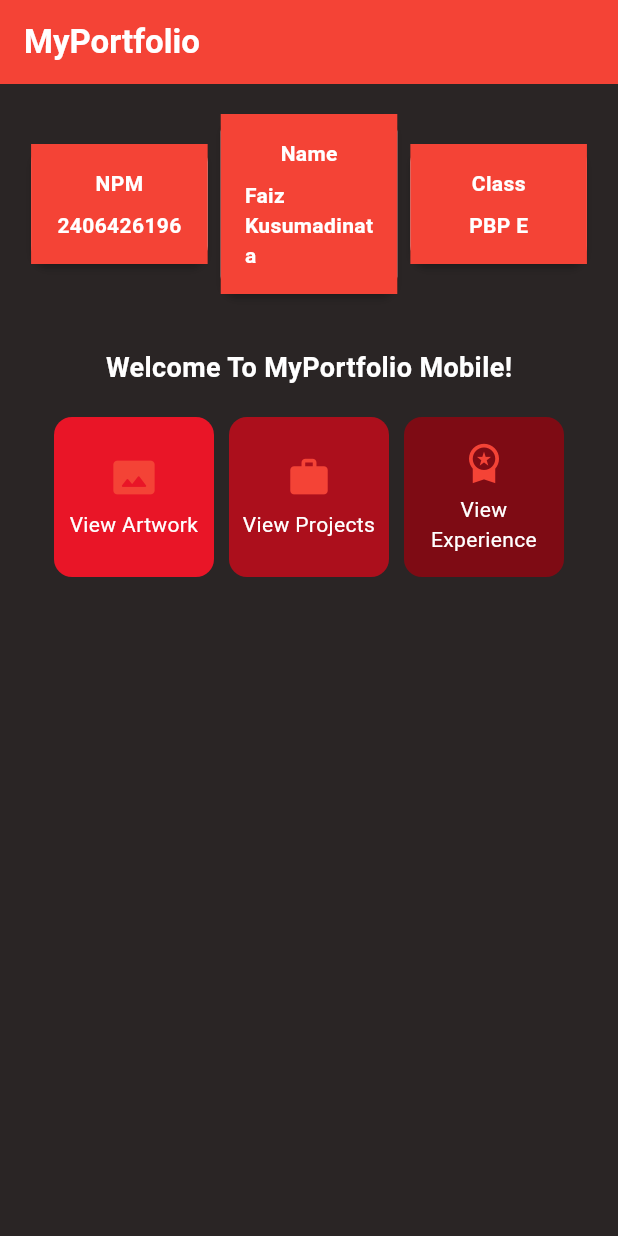
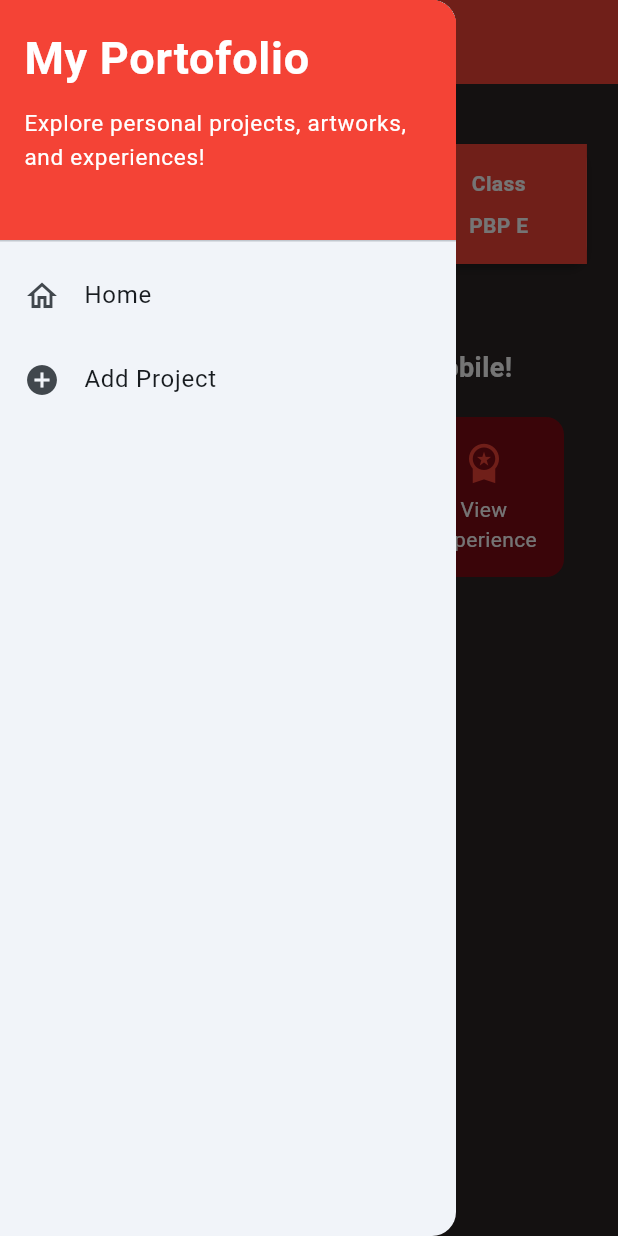
Before and after one commit to FaizKusumadinata/myportofolio_mobile, a Flutter app: the screen it shows after launch, with the side drawer open (before the commit the screen has no drawer), on a phone screen of 412 x 824 dp. Run offline on Flutter 3.47's test engine with Material 3 defaults, Android fonts, the phone set to English and light mode, and no system bars.

Commit message:
Tutorial 9

```diff
--- a/lib/main.dart
+++ b/lib/main.dart
@@ -1,5 +1,5 @@
 import 'package:flutter/material.dart';
-import 'package:myportofolio_mobile/menu.dart';
+import 'package:myportofolio_mobile/screens/menu.dart';
 
 void main() {
   runApp(const MyApp());
--- a/lib/menu.dart
+++ b/lib/screens/menu.dart
@@ -1,4 +1,6 @@
 import 'package:flutter/material.dart';
+import 'package:myportofolio_mobile/widgets/left_drawer.dart';
+import 'package:myportofolio_mobile/widgets/project_card.dart';
 
 class MyHomePage extends StatelessWidget {
   MyHomePage({super.key});
@@ -28,6 +30,7 @@ class MyHomePage extends StatelessWidget {
         ),
         backgroundColor: Colors.red,
       ),
+      drawer: const LeftDrawer(),
       // Body halaman utama dengan padding di sekelilingnya.
       body: Padding(
         padding: const EdgeInsets.all(16.0),
@@ -125,50 +128,3 @@ class ItemHomepage {
 
   ItemHomepage(this.name, this.icon, this.color);
 }
-
-class ItemCard extends StatelessWidget {
-  final ItemHomepage item;
-
-  const ItemCard(this.item, {super.key});
-
-  @override
-  Widget build(BuildContext context) {
-    return Material(
-      // Menggunakan warna sekunder dari skema tema aplikasi.
-      color: item.color,
-      borderRadius: BorderRadius.circular(12),
-      child: InkWell(
-        // Aksi ketika kartu ditekan oleh pengguna.
-        onTap: () {
-          // Menampilkan SnackBar dengan pesan interaktif.
-          ScaffoldMessenger.of(context)
-            ..hideCurrentSnackBar()
-            ..showSnackBar(
-              SnackBar(content: Text("Kamu telah menekan tombol ${item.name}!"))
-            );
-        },
-        child: Container(
-          padding: const EdgeInsets.all(8),
-          child: Center(
-            child: Column(
-              mainAxisAlignment: MainAxisAlignment.center,
-              children: [
-                Icon(
-                  item.icon,
-                  color: Colors.red,
-                  size: 30.0,
-                ),
-                const Padding(padding: EdgeInsets.all(3)),
-                Text(
-                  item.name,
-                  textAlign: TextAlign.center,
-                  style: const TextStyle(color: Colors.white),
-                ),
-              ],
-            ),
-          ),
-        ),
-      ),
-    );
-  }
-}
--- /dev/null
+++ b/lib/widgets/left_drawer.dart
@@ -0,0 +1,42 @@
+import 'package:flutter/material.dart';
+import 'package:myportofolio_mobile/screens/menu.dart';
+import 'package:myportofolio_mobile/screens/project_form.dart';
+
+class LeftDrawer extends StatelessWidget{
+  const LeftDrawer({super.key});
+
+  @override
+  Widget build(BuildContext context){
+    return Drawer(
+      child: ListView(
+        children: [
+          const DrawerHeader(
+            decoration: BoxDecoration(color:Colors.red),
+            child: Column(
+              crossAxisAlignment: CrossAxisAlignment.start,
+              children: [Text('My Portofolio', style: TextStyle(fontSize: 30, fontWeight: FontWeight.bold, color: Colors.white),),
+              SizedBox(height:10),
+              Text('Explore personal projects, artworks, and experiences!', style:TextStyle(fontSize: 15, color:Colors.white))],
+            ),
+          ),
+          //Routing to Home Page
+          ListTile(
+            leading: const Icon(Icons.home_outlined),
+            title: const Text('Home'),
+            onTap: (){
+              Navigator.pushReplacement(context, MaterialPageRoute(builder:(context)=>MyHomePage()));
+            },
+          ),
+          //Routing to Add Projects Page
+          ListTile(
+            leading: const Icon(Icons.add_circle_outlined),
+            title: const Text('Add Project'),
+            onTap: (){
+              Navigator.pushReplacement(context, MaterialPageRoute(builder:(context)=>ProjectFormPage()));
+            },
+          ),
+        ]
+      )
+    );
+  }
+}
--- /dev/null
+++ b/lib/widgets/project_card.dart
@@ -0,0 +1,54 @@
+import 'package:myportofolio_mobile/screens/menu.dart';
+import 'package:myportofolio_mobile/screens/project_form.dart';
+import 'package:flutter/material.dart';
+
+class ItemCard extends StatelessWidget {
+  final ItemHomepage item;
+
+  const ItemCard(this.item, {super.key});
+
+  @override
+  Widget build(BuildContext context) {
+    return Material(
+      // Menggunakan warna sekunder dari skema tema aplikasi.
+      color: item.color,
+      borderRadius: BorderRadius.circular(12),
+      child: InkWell(
+        // Aksi ketika kartu ditekan oleh pengguna.
+        onTap: () {
+          // Menampilkan SnackBar dengan pesan interaktif.
+          ScaffoldMessenger.of(context)
+            ..hideCurrentSnackBar()
+            ..showSnackBar(
+              SnackBar(content: Text("Kamu telah menekan tombol ${item.name}!"))
+            );
+            //Routing ke Halaman
+            if(item.name == "View Projects"){
+              Navigator.push(context, MaterialPageRoute(builder: (context) => const ProjectFormPage()));
+            }
+        },
+        child: Container(
+          padding: const EdgeInsets.all(8),
+          child: Center(
+            child: Column(
+              mainAxisAlignment: MainAxisAlignment.center,
+              children: [
+                Icon(
+                  item.icon,
+                  color: Colors.red,
+                  size: 30.0,
+                ),
+                const Padding(padding: EdgeInsets.all(3)),
+                Text(
+                  item.name,
+                  textAlign: TextAlign.center,
+                  style: const TextStyle(color: Colors.white),
+                ),
+              ],
+            ),
+          ),
+        ),
+      ),
+    );
+  }
+}
```
Also changed, not shown: form_sample/analysis_options.yaml (added, +38 -0 lines), form_sample/lib/main.dart (added, +64 -0 lines), form_sample/pubspec.yaml (added, +89 -0 lines), lib/screens/project_form.dart (added, +210 -0 lines), form_sample/pubspec.lock (added), 126 other files.
